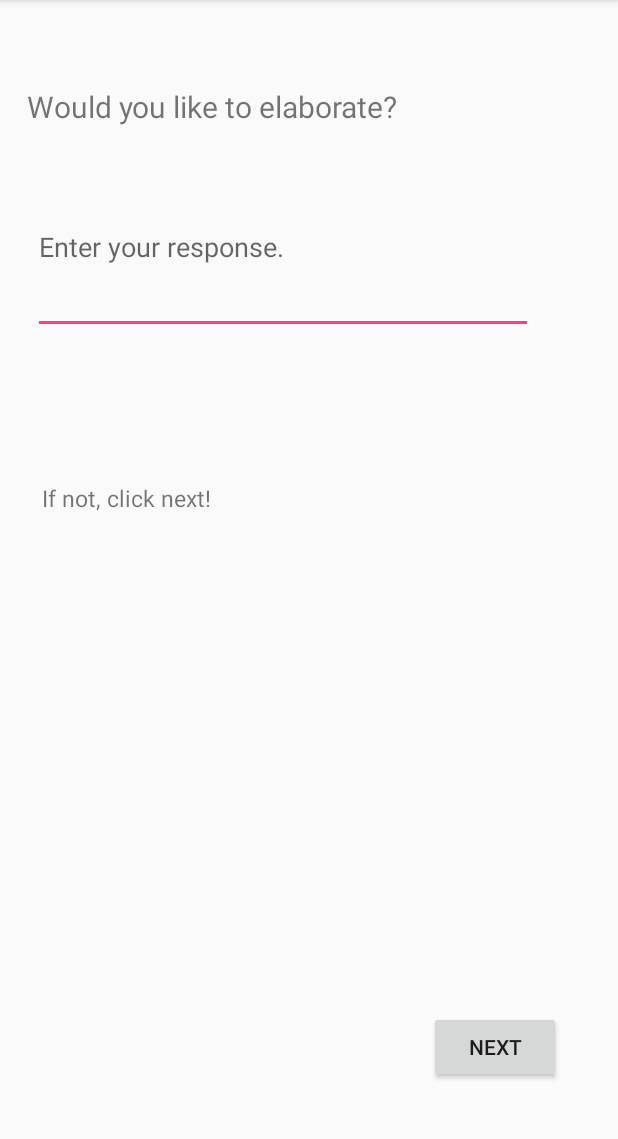
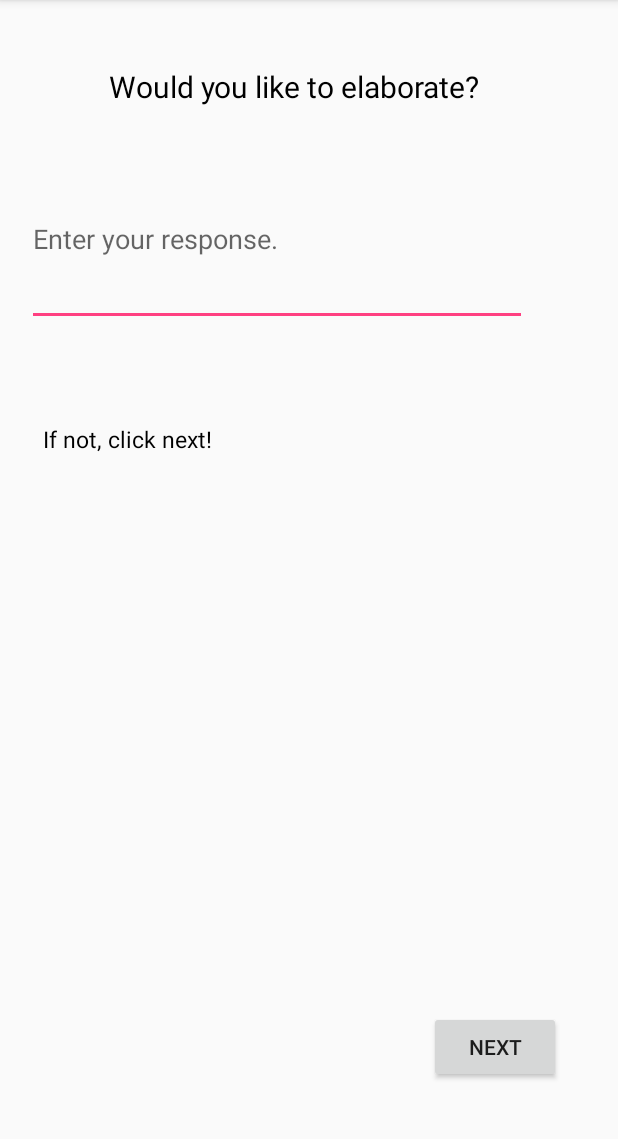
Before and after one commit to KPPhiri/AnthemApp-HackGSU, an Android app: the elaborate_activity screen opened directly, with no data from a screen before it, on a phone screen of 412 x 824 dp, the part 84-1223 px from its top. Run offline under Robolectric (Android 15) with nearby library versions, the phone set to English and light mode, and no system bars.

Commit message:
ui and implementation for main, response, and elaborate, popup implemented for individual repsonse

```diff
--- /dev/null
+++ b/app/src/main/res/drawable/circlebkg.xml
@@ -0,0 +1,4 @@
+<?xml version="1.0" encoding="utf-8"?>
+<shape android:shape="oval" xmlns:android="http://schemas.android.com/apk/res/android">
+    <stroke android:width="2dp" android:color="@color/black"/>
+</shape>
--- a/app/src/main/res/layout/activity_elaborate_activity.xml
+++ b/app/src/main/res/layout/activity_elaborate_activity.xml
@@ -10,11 +10,7 @@
         android:id="@+id/editText"
         android:layout_width="333dp"
         android:layout_height="116dp"
-        android:layout_marginBottom="8dp"
-        android:layout_marginEnd="8dp"
-        android:layout_marginStart="8dp"
-        android:layout_marginTop="8dp"
-        android:ems="10"
+        android:maxLength="140"
         android:hint="Enter your response."
         android:inputType="text|textMultiLine|textShortMessage"
         app:layout_constraintBottom_toBottomOf="parent"
@@ -28,38 +24,37 @@
         android:id="@+id/textView"
         android:layout_width="wrap_content"
         android:layout_height="wrap_content"
-        android:layout_marginBottom="8dp"
-        android:layout_marginEnd="8dp"
-        android:layout_marginStart="8dp"
-        android:layout_marginTop="8dp"
+        android:layout_gravity="center"
         android:text="Would you like to elaborate?"
+        android:textColor="@color/black"
         android:textSize="20dp"
         app:layout_constraintBottom_toBottomOf="parent"
         app:layout_constraintEnd_toEndOf="parent"
-        app:layout_constraintHorizontal_bias="0.068"
+        app:layout_constraintHorizontal_bias="0.443"
         app:layout_constraintStart_toStartOf="parent"
         app:layout_constraintTop_toTopOf="parent"
-        app:layout_constraintVertical_bias="0.068" />
+        app:layout_constraintVertical_bias="0.059" />
 
     <TextView
         android:id="@+id/textView2"
-        android:layout_width="154dp"
-        android:layout_height="95dp"
+        android:layout_width="wrap_content"
+        android:layout_height="wrap_content"
         android:layout_marginBottom="8dp"
         android:layout_marginEnd="8dp"
         android:layout_marginStart="8dp"
         android:layout_marginTop="8dp"
         android:text="If not, click next!"
         android:textSize="15dp"
+        android:textColor="@color/black"
         app:layout_constraintBottom_toBottomOf="parent"
         app:layout_constraintEnd_toEndOf="parent"
-        app:layout_constraintHorizontal_bias="0.084"
+        app:layout_constraintHorizontal_bias="0.073"
         app:layout_constraintStart_toStartOf="parent"
         app:layout_constraintTop_toTopOf="parent"
-        app:layout_constraintVertical_bias="0.477" />
+        app:layout_constraintVertical_bias="0.375" />
 
     <Button
-        android:id="@+id/next_butto"
+        android:id="@+id/next_button"
         android:layout_width="wrap_content"
         android:layout_height="wrap_content"
         android:layout_marginBottom="8dp"
--- a/app/src/main/res/layout/activity_main.xml
+++ b/app/src/main/res/layout/activity_main.xml
@@ -14,10 +14,12 @@
 
         <TextView
             android:id="@+id/emoji_desc"
-            android:layout_width="300dp"
+            android:layout_width="280dp"
             android:layout_height="150dp"
             android:background="@drawable/speech_bubble"
             android:gravity="center"
+            android:paddingLeft="25dp"
+            android:paddingRight="25dp"
             android:text="I am feeling..."
             android:textColor="@color/black"
             android:textSize="30sp"
```
Also changed, not shown: app/src/main/java/com/example/philipphiri/hackgsuanthemapp/MainActivity.java (+4 -4 lines), app/src/main/java/com/example/philipphiri/hackgsuanthemapp/emoji_response.java (+92 -8 lines), app/src/main/res/drawable/selected_button.xml (added, +32 -0 lines), app/src/main/res/layout/elaborate_pop_up.xml (added, +58 -0 lines).
